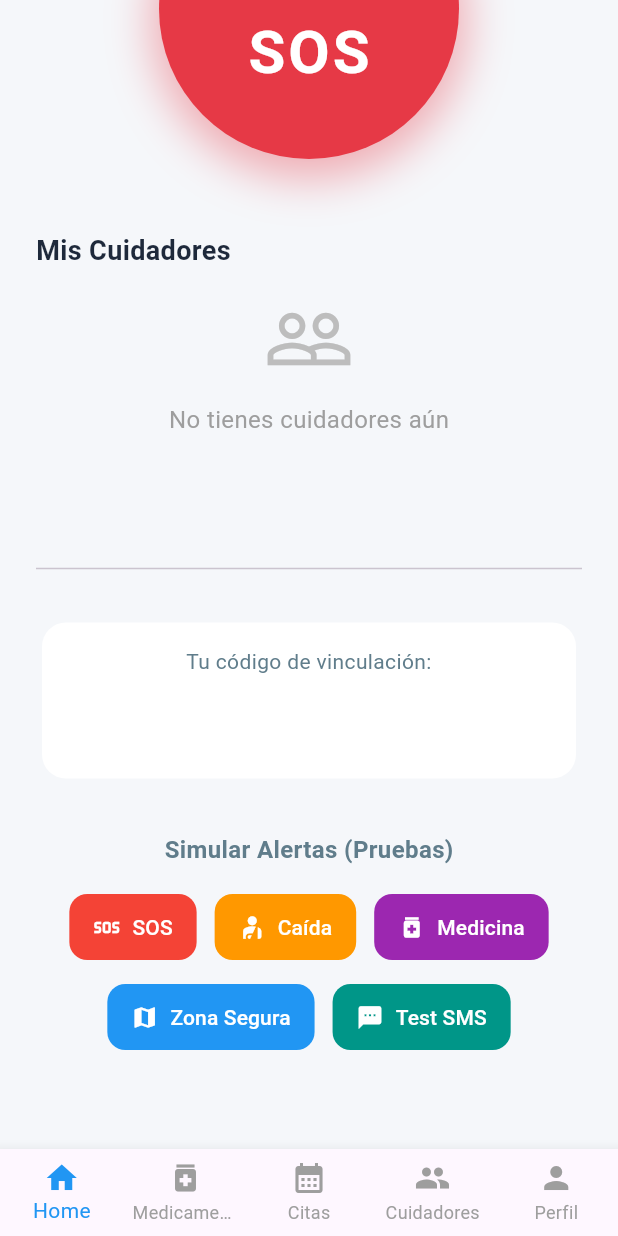
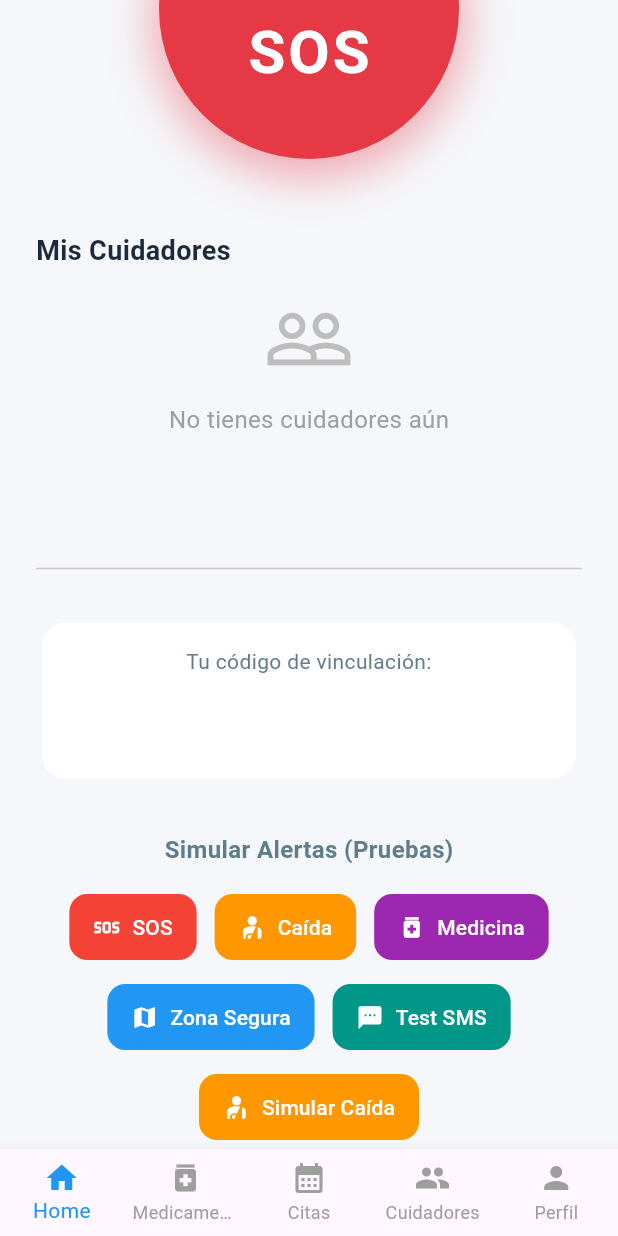
Before and after one commit to KerBeGo/Homeguard, a Flutter app: the screen it shows once a user with an empty profile is signed in, scrolled down 448 dp, on a phone screen of 412 x 824 dp. Run offline on Flutter 3.47's test engine with Material 3 defaults, Android fonts, the phone set to English and light mode, and no system bars; our stand-ins replace battery_plus, cloud_firestore, firebase_auth, firebase_core, firebase_messaging, fl_chart and 9 more; missing offline and left inert: another_telephony, audio_session, fftea, record, tflite_flutter; accounts and stored records are empty.

Commit message:
Feat: Boton de Simular Caida manual para pruebas

```diff
--- a/lib/screens/paciente/home_paciente.dart
+++ b/lib/screens/paciente/home_paciente.dart
@@ -435,6 +435,16 @@ class _HomePacienteState extends State<HomePaciente> {
                         }
                       },
                     ),
+                    _buildAlertButton(
+                      context,
+                      label: "Simular Caída",
+                      icon: Icons.personal_injury,
+                      color: Colors.orange,
+                      onPressed: () => _sendAlert(
+                        "caida",
+                        "¡ALERTA! Se ha simulado una caída manual para pruebas. Por favor verifica el estado del paciente.",
+                      ),
+                    ),
                   ],
                 ),
               ),
```
